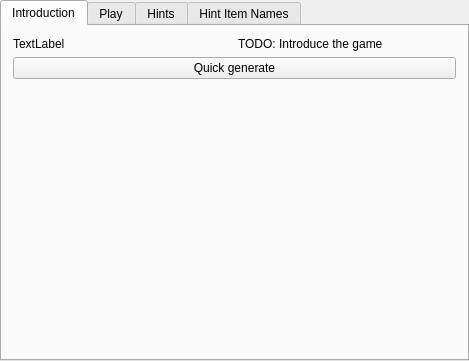
The window that randovania/gui/ui_files/games_tab_corruption_widget.ui (randovania/randovania) describes before a commit, drawn with Qt 5.
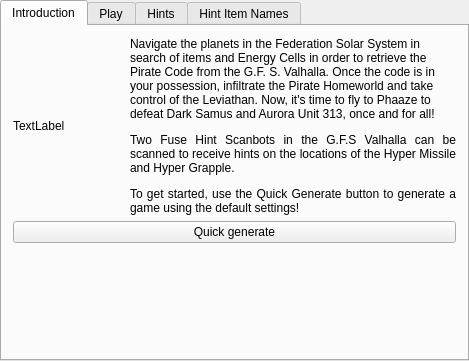
The same window after the commit. Custom widgets are drawn as their Qt base class.

Commit message: Add introduction to Corruption

```diff
--- a/randovania/gui/ui_files/games_tab_corruption_widget.ui
+++ b/randovania/gui/ui_files/games_tab_corruption_widget.ui
@@ -30,7 +30,7 @@
       <item>
        <widget class="QLabel" name="intro_label">
         <property name="text">
-         <string>&lt;html&gt;&lt;head/&gt;&lt;body&gt;&lt;p align=&quot;justify&quot;&gt;TODO: Introduce the game&lt;/p&gt;&lt;/body&gt;&lt;/html&gt;</string>
+         <string>&lt;html&gt;&lt;head/&gt;&lt;body&gt;&lt;p&gt;Navigate the planets in the Federation Solar System in search of items and Energy Cells in order to retrieve the Pirate Code from the G.F. S. Valhalla. Once the code is in your possession, infiltrate the Pirate Homeworld and take control of the Leviathan. Now, it's time to fly to Phaaze to defeat Dark Samus and Aurora Unit 313, once and for all!&lt;/p&gt;&lt;p align=&quot;justify&quot;&gt;Two Fuse Hint Scanbots in the G.F.S Valhalla can be scanned to receive hints on the locations of the Hyper Missile and Hyper Grapple.&lt;/p&gt;&lt;p align=&quot;justify&quot;&gt;To get started, use the Quick Generate button to generate a game using the default settings!&lt;/p&gt;&lt;/body&gt;&lt;/html&gt;</string>
         </property>
         <property name="wordWrap">
          <bool>true</bool>
```
Left out of the diff: 4 changed lines with no effect on the pictures.
